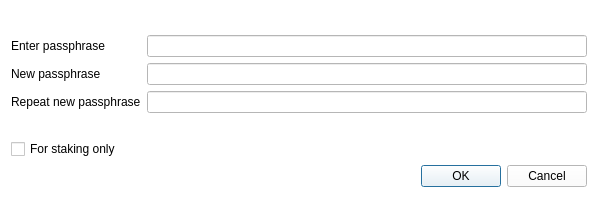
Qt form src/qt/forms/askpassphrasedialog.ui (ulandort/WOKEcash) before a commit.
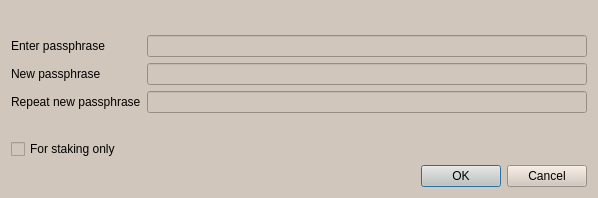
The same form after that commit.

Patch:
```diff
--- a/src/qt/forms/askpassphrasedialog.ui
+++ b/src/qt/forms/askpassphrasedialog.ui
@@ -27,7 +27,7 @@
   </property>
   <property name="styleSheet">
    <string notr="true">color: rgb(0,0,0);
-background: white;
+background: rgb(209, 198, 188)
 </string>
   </property>
   <layout class="QVBoxLayout" name="verticalLayout">
```
